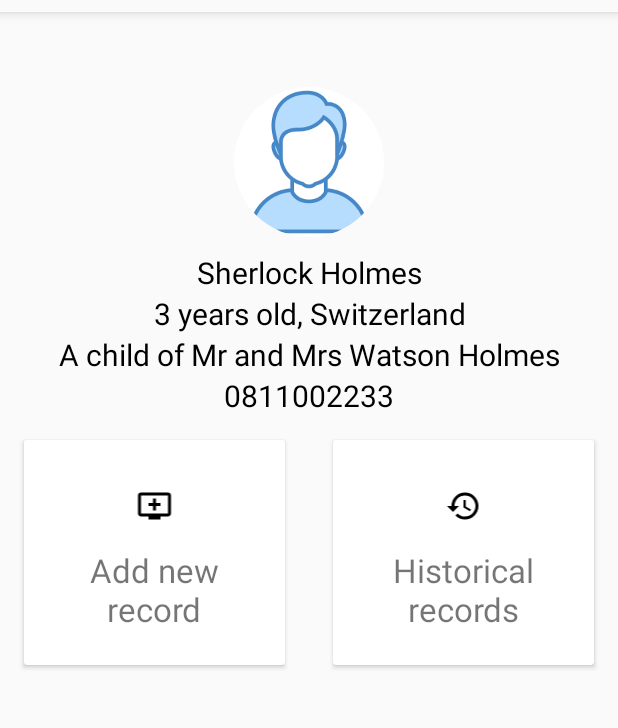
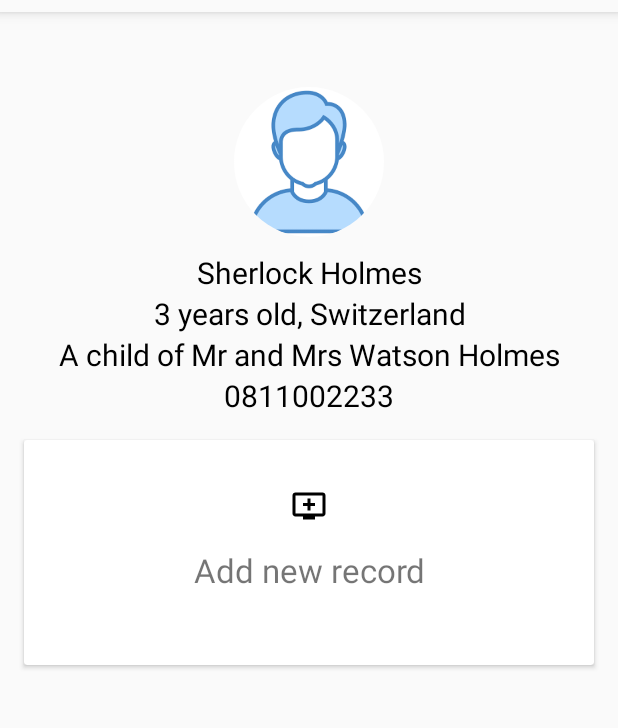
Before and after one commit to rafay-ah/Care4U, an Android app: the AttendNewPatient screen opened directly, with no data from a screen before it, on a phone screen of 412 x 824 dp, the part 72-800 px from its top. Run offline under Robolectric (Android 15) with nearby library versions, the phone set to English and light mode, and no system bars; our stand-ins replace CircleImageView; 5 statements that could not run were skipped.

Commit message:
Patient Records Added

```diff
--- a/app/src/main/java/com/innova/care4u/AttendNewPatient.java
+++ b/app/src/main/java/com/innova/care4u/AttendNewPatient.java
@@ -22,19 +22,19 @@ public class AttendNewPatient extends AppCompatActivity {
         getIntentData();
         populatePatientDetails();
         LinearLayout linearLayoutOne = (LinearLayout)findViewById(R.id.newRecordsId);
-        LinearLayout linearLayoutTwo = (LinearLayout)findViewById(R.id.historicalRecordsId);
+//        LinearLayout linearLayoutTwo = (LinearLayout)findViewById(R.id.historicalRecordsId);
         linearLayoutOne.setOnClickListener(new View.OnClickListener() {
             @Override
             public void onClick(View view) {
-                startActivity(new Intent(AttendNewPatient.this, AddNewRecord.class));
+                startActivity(new Intent(AttendNewPatient.this, AddNewRecord.class).putExtra("patient", selectedPatient));
             }
         });
-        linearLayoutTwo.setOnClickListener(new View.OnClickListener() {
-            @Override
-            public void onClick(View view) {
-                startActivity(new Intent(AttendNewPatient.this, HistoryActivity.class));
-            }
-        });
+//        linearLayoutTwo.setOnClickListener(new View.OnClickListener() {
+//            @Override
+//            public void onClick(View view) {
+//                startActivity(new Intent(AttendNewPatient.this, HistoryActivity.class).putExtra("patient", selectedPatient));
+//            }
+//        });
     }
 
     public void attendPatient(View view) {
--- a/app/src/main/res/layout-v16/attend_to_patient.xml
+++ b/app/src/main/res/layout-v16/attend_to_patient.xml
@@ -102,35 +102,35 @@
                     </LinearLayout>
                 </androidx.cardview.widget.CardView>
 
-                <androidx.cardview.widget.CardView
-                    android:layout_width="match_parent"
-                    android:layout_height="wrap_content"
-                    android:layout_margin="16dp"
-                    android:layout_weight="1">
+<!--                <androidx.cardview.widget.CardView-->
+<!--                    android:layout_width="match_parent"-->
+<!--                    android:layout_height="wrap_content"-->
+<!--                    android:layout_margin="16dp"-->
+<!--                    android:layout_weight="1">-->
 
 
-                    <LinearLayout
-                        android:id="@+id/historicalRecordsId"
-                        android:layout_width="match_parent"
-                        android:layout_height="150dp"
-                        android:orientation="vertical"
-                        android:padding="16dp">
+<!--                    <LinearLayout-->
+<!--                        android:id="@+id/historicalRecordsId"-->
+<!--                        android:layout_width="match_parent"-->
+<!--                        android:layout_height="150dp"-->
+<!--                        android:orientation="vertical"-->
+<!--                        android:padding="16dp">-->
 
-                        <ImageView
-                            android:layout_width="match_parent"
-                            android:layout_height="wrap_content"
-                            android:padding="16dp"
-                            app:srcCompat="@drawable/ic_history_black_24dp" />
+<!--                        <ImageView-->
+<!--                            android:layout_width="match_parent"-->
+<!--                            android:layout_height="wrap_content"-->
+<!--                            android:padding="16dp"-->
+<!--                            app:srcCompat="@drawable/ic_history_black_24dp" />-->
 
-                        <TextView
-                            android:layout_width="match_parent"
-                            android:layout_height="wrap_content"
-                            android:layout_gravity="center"
-                            android:gravity="center"
-                            android:text="Historical records"
-                            android:textSize="22sp" />
-                    </LinearLayout>
-                </androidx.cardview.widget.CardView>
+<!--                        <TextView-->
+<!--                            android:layout_width="match_parent"-->
+<!--                            android:layout_height="wrap_content"-->
+<!--                            android:layout_gravity="center"-->
+<!--                            android:gravity="center"-->
+<!--                            android:text="Historical records"-->
+<!--                            android:textSize="22sp" />-->
+<!--                    </LinearLayout>-->
+<!--                </androidx.cardview.widget.CardView>-->
             </LinearLayout>
         </LinearLayout>
 </androidx.constraintlayout.widget.ConstraintLayout>
--- a/app/src/main/res/layout/attend_to_patient.xml
+++ b/app/src/main/res/layout/attend_to_patient.xml
@@ -102,35 +102,35 @@
                 </LinearLayout>
             </androidx.cardview.widget.CardView>
 
-            <androidx.cardview.widget.CardView
-                android:layout_width="match_parent"
-                android:layout_height="wrap_content"
-                android:layout_margin="16dp"
-                android:layout_weight="1">
+<!--            <androidx.cardview.widget.CardView-->
+<!--                android:layout_width="match_parent"-->
+<!--                android:layout_height="wrap_content"-->
+<!--                android:layout_margin="16dp"-->
+<!--                android:layout_weight="1">-->
 
 
-                <LinearLayout
-                    android:id="@+id/historicalRecordsId"
-                    android:layout_width="match_parent"
-                    android:layout_height="150dp"
-                    android:orientation="vertical"
-                    android:padding="16dp">
+<!--                <LinearLayout-->
+<!--                    android:id="@+id/historicalRecordsId"-->
+<!--                    android:layout_width="match_parent"-->
+<!--                    android:layout_height="150dp"-->
+<!--                    android:orientation="vertical"-->
+<!--                    android:padding="16dp">-->
 
-                    <ImageView
-                        android:layout_width="match_parent"
-                        android:layout_height="wrap_content"
-                        android:padding="16dp"
-                        app:srcCompat="@drawable/ic_history_black_24dp" />
+<!--                    <ImageView-->
+<!--                        android:layout_width="match_parent"-->
+<!--                        android:layout_height="wrap_content"-->
+<!--                        android:padding="16dp"-->
+<!--                        app:srcCompat="@drawable/ic_history_black_24dp" />-->
 
-                    <TextView
-                        android:layout_width="match_parent"
-                        android:layout_height="wrap_content"
-                        android:layout_gravity="center"
-                        android:gravity="center"
-                        android:text="Historical records"
-                        android:textSize="22sp" />
-                </LinearLayout>
-            </androidx.cardview.widget.CardView>
+<!--                    <TextView-->
+<!--                        android:layout_width="match_parent"-->
+<!--                        android:layout_height="wrap_content"-->
+<!--                        android:layout_gravity="center"-->
+<!--                        android:gravity="center"-->
+<!--                        android:text="Historical records"-->
+<!--                        android:textSize="22sp" />-->
+<!--                </LinearLayout>-->
+<!--            </androidx.cardview.widget.CardView>-->
         </LinearLayout>
     </LinearLayout>
 </androidx.constraintlayout.widget.ConstraintLayout>
```
Also changed, not shown: app/src/main/java/com/innova/care4u/AddNewRecord.java (+60 -2 lines), app/src/main/java/com/innova/care4u/Model/Treatment.java (+7 -7 lines), app/src/main/java/com/innova/care4u/Model/TreatmentDB.java (+4 -5 lines), app/src/main/res/layout-v16/new_health_record.xml (+9 -0 lines), app/src/main/res/layout/new_health_record.xml (+9 -0 lines).
